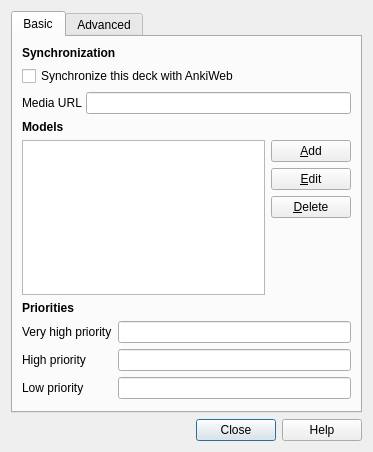
Qt form designer/deckproperties.ui (ankitects/anki) before a commit.
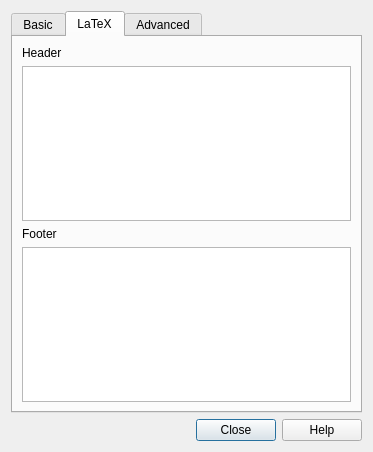
The same form after that commit. The open tabs and pages were chosen to show the change.

Commit message: add latex header/footer config

The edit to the form file:
```diff
--- a/designer/deckproperties.ui
+++ b/designer/deckproperties.ui
@@ -206,6 +206,41 @@
        </item>
       </layout>
      </widget>
+     <widget class="QWidget" name="tab">
+      <attribute name="title">
+       <string>LaTeX</string>
+      </attribute>
+      <layout class="QVBoxLayout" name="verticalLayout">
+       <item>
+        <widget class="QLabel" name="label_6">
+         <property name="text">
+          <string>Header</string>
+         </property>
+        </widget>
+       </item>
+       <item>
+        <widget class="QTextEdit" name="latexHeader">
+         <property name="tabChangesFocus">
+          <bool>true</bool>
+         </property>
+        </widget>
+       </item>
+       <item>
+        <widget class="QLabel" name="label_7">
+         <property name="text">
+          <string>Footer</string>
+         </property>
+        </widget>
+       </item>
+       <item>
+        <widget class="QTextEdit" name="latexFooter">
+         <property name="tabChangesFocus">
+          <bool>true</bool>
+         </property>
+        </widget>
+       </item>
+      </layout>
+     </widget>
      <widget class="QWidget" name="tab_4">
       <attribute name="title">
        <string>Advanced</string>
```
Left out of the diff: 2 changed lines with no effect on the pictures. The commit also changes 1 other file.
